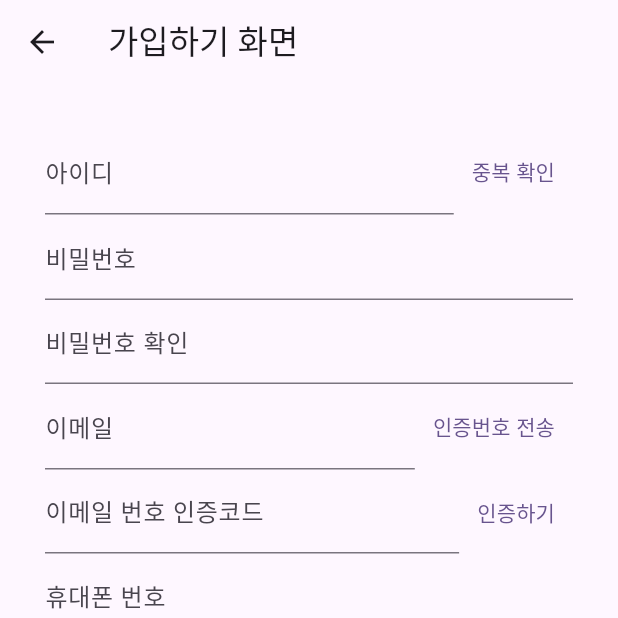
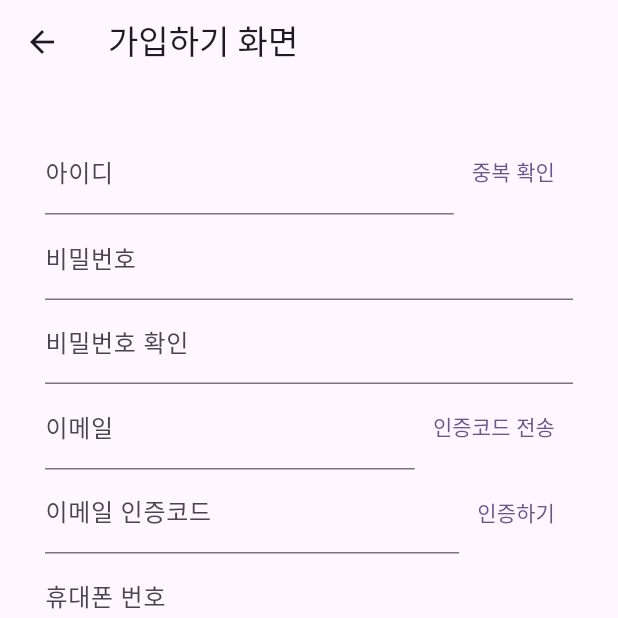
Before and after one commit to eonz1/photo-card-flutter, a Flutter app: the SignUpScreen screen opened directly, on a phone screen of 412 x 824 dp, the top half of it. Run offline on Flutter 3.47's test engine with Material 3 defaults, Android fonts, the phone set to English and light mode, and no system bars; our stand-ins replace dio, go_router, logger, pretty_dio_logger, retrofit, shared_preferences; accounts and stored records are empty; generated files the repository leaves out were written again.

Commit message:
문구 수정

```diff
--- a/lib/feature/sign_up/screen/sign_up_screen.dart
+++ b/lib/feature/sign_up/screen/sign_up_screen.dart
@@ -113,7 +113,7 @@ class _SignUpScreenState extends State<SignUpScreen> {
                                 snackBarService.show("이메일을 확인해주세요.");
                               }
                             },
-                            child: const Text("인증번호 전송"))
+                            child: const Text("인증코드 전송"))
                       ],
                     ),
                     Row(
@@ -122,7 +122,7 @@ class _SignUpScreenState extends State<SignUpScreen> {
                           child: _textFormField(
                             controller: _emailVerifyCodeTextEditController,
                             context: context,
-                            labelText: "이메일 번호 인증코드",
+                            labelText: "이메일 인증코드",
                           ),
                         ),
                         TextButton(
```
